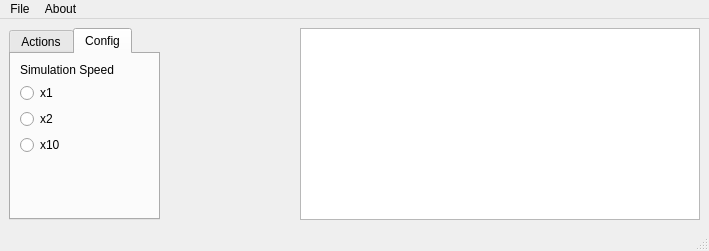
Before: the Qt Designer form Simulation/FirmwarePCSimulator/gui.ui in RobertGawron/DDSFunctionGenerator, drawn with Qt 5.
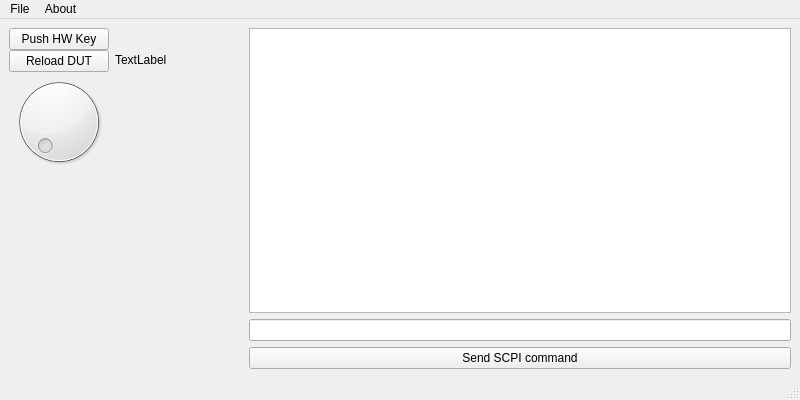
After: the same form once the commit is applied. The open tabs and pages were chosen to show the change.

Commit message: add interactive and not fully working way to communicate with forth scpi engine, note: it breaks target build

Diff of the .ui file:
```diff
--- a/Simulation/FirmwarePCSimulator/gui.ui
+++ b/Simulation/FirmwarePCSimulator/gui.ui
@@ -6,12 +6,12 @@
    <rect>
     <x>0</x>
     <y>0</y>
-    <width>709</width>
-    <height>251</height>
+    <width>800</width>
+    <height>400</height>
    </rect>
   </property>
   <property name="sizePolicy">
-   <sizepolicy hsizetype="Fixed" vsizetype="Fixed">
+   <sizepolicy hsizetype="Expanding" vsizetype="Expanding">
     <horstretch>0</horstretch>
     <verstretch>0</verstretch>
    </sizepolicy>
@@ -28,27 +28,32 @@
   <widget class="QWidget" name="centralwidget">
    <layout class="QHBoxLayout" name="horizontalLayout_2">
     <item>
-     <layout class="QHBoxLayout" name="horizontalLayout"/>
-    </item>
-    <item>
-     <widget class="QTabWidget" name="tabWidget">
-      <property name="currentIndex">
+     <layout class="QHBoxLayout" name="horizontalLayout" stretch="0">
+      <property name="spacing">
        <number>0</number>
       </property>
-      <widget class="QWidget" name="tab">
-       <attribute name="title">
-        <string>Actions</string>
-       </attribute>
-       <layout class="QVBoxLayout" name="verticalLayout_4">
+      <property name="sizeConstraint">
+       <enum>QLayout::SetMinimumSize</enum>
+      </property>
+      <property name="leftMargin">
+       <number>0</number>
+      </property>
+      <property name="topMargin">
+       <number>0</number>
+      </property>
+      <property name="rightMargin">
+       <number>0</number>
+      </property>
+      <property name="bottomMargin">
+       <number>0</number>
+      </property>
+      <item>
+       <layout class="QVBoxLayout" name="verticalLayout_5">
         <item>
-         <layout class="QVBoxLayout" name="verticalLayout_2">
-          <item>
-           <widget class="QPushButton" name="WidgetGenerateGMPulse">
-            <property name="text">
-             <string>Generate GM Pulse</string>
-            </property>
-           </widget>
-          </item>
+         <layout class="QVBoxLayout" name="verticalLayout_8">
+          <property name="sizeConstraint">
+           <enum>QLayout::SetMinimumSize</enum>
+          </property>
           <item>
            <widget class="QPushButton" name="WidgetPushHWKey">
             <property name="text">
@@ -64,107 +69,96 @@
            </widget>
           </item>
           <item>
-           <widget class="QPushButton" name="pushButton_2">
-            <property name="text">
-             <string>Load Test Data</string>
-            </property>
-           </widget>
+           <widget class="QDial" name="dial"/>
           </item>
-         </layout>
-        </item>
-       </layout>
-      </widget>
-      <widget class="QWidget" name="tab_2">
-       <attribute name="title">
-        <string>Config</string>
-       </attribute>
-       <layout class="QVBoxLayout" name="verticalLayout_6">
-        <item>
-         <layout class="QVBoxLayout" name="verticalLayout_3">
           <item>
-           <layout class="QFormLayout" name="formLayout">
-            <item row="1" column="0">
-             <widget class="QRadioButton" name="radioButton_2">
-              <property name="text">
-               <string>x1</string>
-              </property>
-             </widget>
-            </item>
-            <item row="0" column="0">
-             <widget class="QLabel" name="label_2">
-              <property name="text">
-               <string>Simulation Speed</string>
-              </property>
-             </widget>
-            </item>
-            <item row="2" column="0">
-             <widget class="QRadioButton" name="radioButton">
-              <property name="text">
-               <string>x2</string>
-              </property>
-             </widget>
-            </item>
-            <item row="3" column="0">
-             <widget class="QRadioButton" name="radioButton_3">
-              <property name="text">
-               <string>x10</string>
-              </property>
-             </widget>
-            </item>
-           </layout>
+           <spacer name="verticalSpacer_2">
+            <property name="orientation">
+             <enum>Qt::Vertical</enum>
+            </property>
+            <property name="sizeHint" stdset="0">
+             <size>
+              <width>20</width>
+              <height>40</height>
+             </size>
+            </property>
+           </spacer>
           </item>
          </layout>
         </item>
        </layout>
-      </widget>
-     </widget>
+      </item>
+     </layout>
     </item>
     <item>
-     <layout class="QVBoxLayout" name="verticalLayout"/>
+     <layout class="QVBoxLayout" name="verticalLayout_6">
+      <item>
+       <layout class="QVBoxLayout" name="verticalLayout_4">
+        <item>
+         <widget class="QLabel" name="WidgetHWDisplay">
+          <property name="sizePolicy">
+           <sizepolicy hsizetype="Fixed" vsizetype="Fixed">
+            <horstretch>0</horstretch>
+            <verstretch>0</verstretch>
+           </sizepolicy>
+          </property>
+          <property name="minimumSize">
+           <size>
+            <width>128</width>
+            <height>64</height>
+           </size>
+          </property>
+          <property name="maximumSize">
+           <size>
+            <width>128</width>
+            <height>64</height>
+           </size>
+          </property>
+          <property name="text">
+           <string>TextLabel</string>
+          </property>
+         </widget>
+        </item>
+        <item>
+         <spacer name="verticalSpacer">
+          <property name="orientation">
+           <enum>Qt::Vertical</enum>
+          </property>
+          <property name="sizeHint" stdset="0">
+           <size>
+            <width>20</width>
+            <height>40</height>
+           </size>
+          </property>
+         </spacer>
+        </item>
+       </layout>
+      </item>
+     </layout>
     </item>
     <item>
-     <layout class="QVBoxLayout" name="verticalLayout_5"/>
-    </item>
-    <item>
-     <widget class="QLabel" name="WidgetHWDisplay">
-      <property name="minimumSize">
-       <size>
-        <width>128</width>
-        <height>64</height>
-       </size>
+     <layout class="QHBoxLayout" name="horizontalLayout_5">
+      <property name="sizeConstraint">
+       <enum>QLayout::SetFixedSize</enum>
       </property>
-      <property name="maximumSize">
-       <size>
-        <width>300</width>
-        <height>300</height>
-       </size>
-      </property>
-      <property name="text">
-       <string/>
-      </property>
-     </widget>
-    </item>
-    <item>
-     <widget class="QTextBrowser" name="WidgetLogger">
-      <property name="sizePolicy">
-       <sizepolicy hsizetype="Fixed" vsizetype="Fixed">
-        <horstretch>0</horstretch>
-        <verstretch>0</verstretch>
-       </sizepolicy>
-      </property>
-      <property name="minimumSize">
-       <size>
-        <width>400</width>
-        <height>0</height>
-       </size>
-      </property>
-      <property name="maximumSize">
-       <size>
-        <width>400</width>
-        <height>600</height>
-       </size>
-      </property>
-     </widget>
+      <item>
+       <layout class="QVBoxLayout" name="verticalLayout_3">
+        <item>
+         <widget class="QTextBrowser" name="WidgetLogger"/>
+        </item>
+        <item>
+         <widget class="QLineEdit" name="WidgetSCPIToSend"/>
+        </item>
+        <item>
+         <widget class="QPushButton" name="WidgetSendSCPI">
+          <property name="text">
+           <string>Send SCPI command</string>
+          </property>
+         </widget>
+        </item>
+       </layout>
+      </item>
+     </layout>
     </item>
    </layout>
   </widget>
@@ -173,7 +167,7 @@
     <rect>
      <x>0</x>
      <y>0</y>
-     <width>709</width>
+     <width>800</width>
      <height>21</height>
     </rect>
    </property>
```
Left out of the diff: 5 changed lines with no effect on the pictures. The commit also changes 16 other files.
